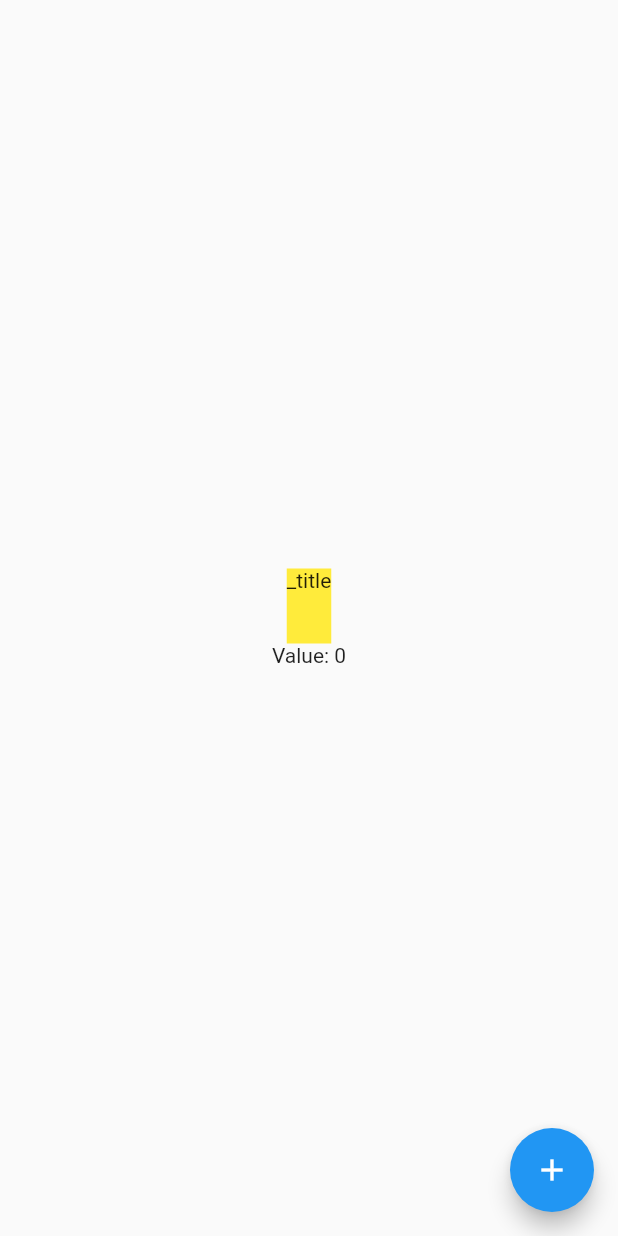
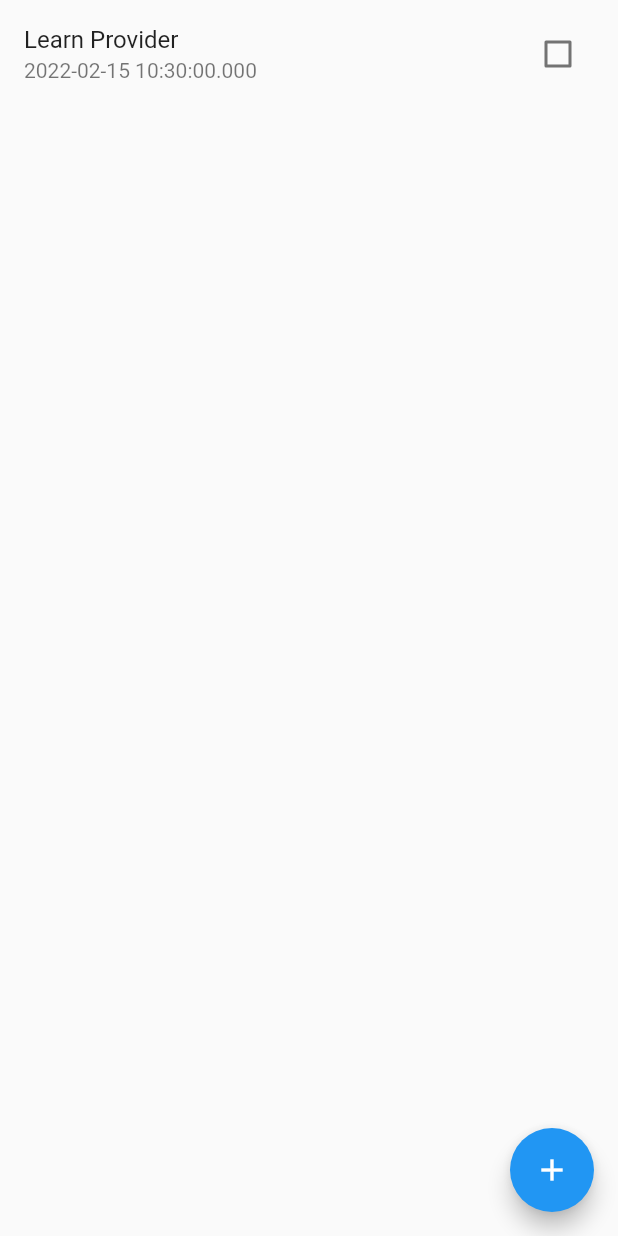
Before and after one commit to voltrans-it-fitz/voltrans-it-fitz, a Flutter app: the screen it shows after launch, on a phone screen of 412 x 824 dp. Run offline on Flutter 3.47's test engine with Material 2 defaults, Android fonts, the phone set to English and light mode, and no system bars.

Commit message:
add todo model & single item. test git config

````diff
--- a/lib/main.dart
+++ b/lib/main.dart
@@ -20,25 +20,24 @@ class MyApp extends StatelessWidget {
 
   @override
   Widget build(BuildContext context) {
-    print('the whole app rebuild');
-
     return MaterialApp(
       title: 'Flutter Demo',
       theme: ThemeData(
         primarySwatch: Colors.blue,
       ),
-      home: SafeArea(
-        child: Scaffold(
-          body: Center(
-            child: Column(
-              mainAxisAlignment: MainAxisAlignment.center,
+      home: Scaffold(
+        body: SafeArea(
+          child: ListView(
             children: [
-                MyInstantProvider(),
-                Consumer(
-                  builder: (context, text, child) {
-                    return MyText(
-                        'Value: ${context.watch<IndexChangeNotifier>().index}');
+              ListTile(
+                title: Text(mockTodo.title),
+                trailing: Checkbox(
+                  value: mockTodo.isCompleted,
+                  onChanged: (newValue) {
+                    // TODO:
                   },
+                ),
+                subtitle: Text(mockTodo.date.toString()),
               ),
             ],
           ),
@@ -50,52 +49,12 @@ class MyApp extends StatelessWidget {
           child: const Icon(Icons.add),
         ),
       ),
-      ),
     );
   }
 }
 
-// Create and using the value of the provider instantly
-// & using consumer so can testing for error purpose
-class MyInstantProvider extends StatelessWidget {
-  const MyInstantProvider({Key? key}) : super(key: key);
-
-  @override
-  Widget build(BuildContext context) {
-    return Provider(
-      create: (_) => StringModel('_title'),
-      child: Container(
-        height: 50,
-        color: Colors.yellow,
-        child: Consumer<StringModel>(
-          builder: (_, stringModel, __) => Text(stringModel.title),
-        ),
-      ),
+final mockTodo = Todo(
+  id: 'Todo Id',
+  title: 'Learn Provider',
+  date: DateTime.now(),
 );
-
-    /// This code will throw an error
-    /// This usually happens when you are creating a provider and trying to read it immediately.
-
-    /// ```
-    ///   return Provider(
-    ///   create: (_) => StringModel('_title'),
-    ///   child: Container(
-    ///     height: 50,
-    ///     color: Colors.yellow,
-    ///     child: Text(Provider.of<StringModel>(context).title),
-    ///   ),
-    /// );
-    /// ```
-  }
-}
-
-// Testing for Consumer reduce rebuild cost
-class MyText extends StatelessWidget {
-  const MyText(this.text, {Key? key}) : super(key: key);
-  final String text;
-  @override
-  Widget build(BuildContext context) {
-    print('my text had rebuild');
-    return Text(text);
-  }
-}
--- a/lib/models.dart
+++ b/lib/models.dart
@@ -1,4 +1,19 @@
 import 'package:flutter/foundation.dart';
+import 'package:flutter/material.dart';
+
+class Todo {
+  final String id;
+  final String title;
+  final bool isCompleted;
+  final DateTime date;
+
+  Todo({
+    this.isCompleted = false,
+    required this.id,
+    required this.title,
+    required this.date,
+  });
+}
 
 class IndexChangeNotifier with ChangeNotifier {
   int _index = 0;
````
Lines whose indentation alone changed are shown as unchanged.
